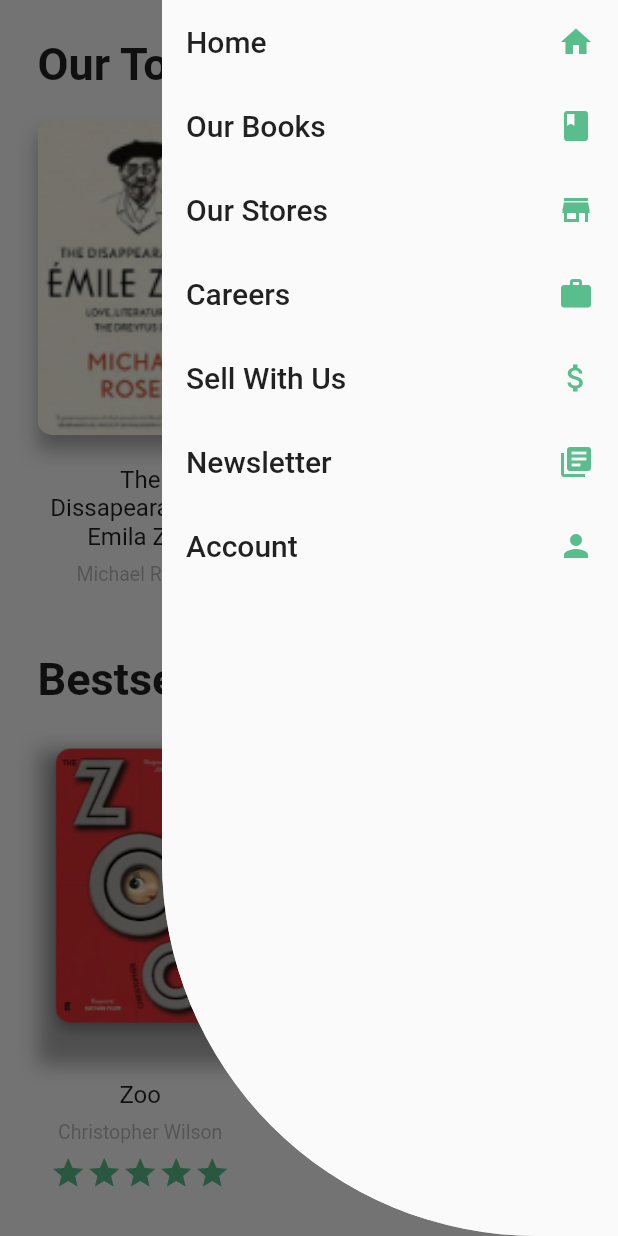
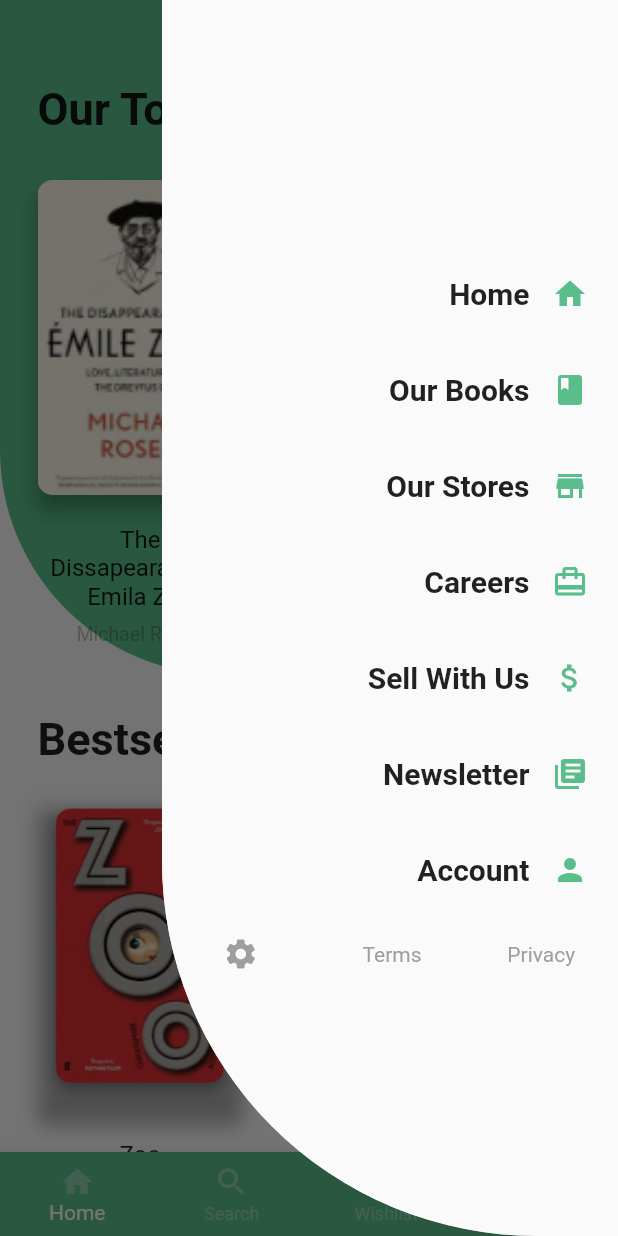
Before and after one commit to infiniteoverflow/Grocer-App, a Flutter app: the HomePage screen opened directly, with the side drawer open, on a phone screen of 412 x 824 dp. Run offline on Flutter 3.47's test engine with Material 2 defaults, Android fonts, the light colour scheme and no system bars; missing offline and left inert: flutter_onboarding_screen.

Commit message:
Updated UI of Drawer

```diff
--- a/lib/screens/homepage.dart
+++ b/lib/screens/homepage.dart
@@ -1,4 +1,5 @@
 import 'package:flutter/material.dart';
+import 'package:grocer_app/screens/searchScreen.dart';
 import 'package:grocer_app/widgets/app_drawer.dart';
 import 'package:grocer_app/widgets/main_content.dart';
 
@@ -10,12 +11,51 @@ class HomePage extends StatefulWidget {
 }
 
 class _HomePageState extends State<HomePage> {
+
+  int _selectedPage = 0;
+  final _pageOptions = [
+    MainContent(_scaffoldKey),
+    SearchScreen(),
+    // WishlistScreen(),
+    // Cart()
+  ];
+
   @override
   Widget build(BuildContext context) {
     return Scaffold(
       key: _scaffoldKey,
       endDrawer: AppDrawer(),
-      body: MainContent(_scaffoldKey),
+      body: _pageOptions[_selectedPage],
+      bottomNavigationBar: new Theme(
+        data: Theme.of(context).copyWith(
+          canvasColor: Color(0xFF5ABD8C),
+        ),
+        child: new BottomNavigationBar(
+          type: BottomNavigationBarType.fixed,
+          fixedColor: Color(0xFFFFFFFF),
+          unselectedItemColor: Color(0x50FFFFFF),
+          currentIndex: _selectedPage,
+          onTap: (int index) {
+            setState(() {
+              _selectedPage = index;
+            });
+          },
+          items: [
+            BottomNavigationBarItem(
+                icon: Icon(Icons.home, color: Color(0x50FFFFFF)),
+                title: Text('Home')),
+            BottomNavigationBarItem(
+                icon: Icon(Icons.search, color: Color(0x50FFFFFF)),
+                title: Text('Search')),
+            BottomNavigationBarItem(
+                icon: Icon(Icons.playlist_add, color: Color(0x50FFFFFF)),
+                title: Text('Wishlist')),
+            BottomNavigationBarItem(
+                icon: Icon(Icons.shopping_cart, color: Color(0x50FFFFFF)),
+                title: Text('Home'))
+          ],
+        ),
+      ),
     );
   }
 }
--- /dev/null
+++ b/lib/screens/searchScreen.dart
@@ -0,0 +1,17 @@
+import 'package:flutter/material.dart';
+
+class SearchScreen extends StatefulWidget {
+  @override
+  _SearchScreenState createState() => _SearchScreenState();
+}
+
+class _SearchScreenState extends State<SearchScreen> {
+  @override
+  Widget build(BuildContext context) {
+    return Container(
+      child: Center(
+        child: Text("Search"),
+      ),
+    );
+  }
+}
--- a/lib/widgets/app_drawer.dart
+++ b/lib/widgets/app_drawer.dart
@@ -12,78 +12,186 @@ class _AppDrawerState extends State<AppDrawer> {
       borderRadius: BorderRadius.only(bottomLeft: Radius.circular(250)),
       child: new Drawer(
         child: Drawer(
-          child: ListView(
+          child: Column(
+            mainAxisAlignment: MainAxisAlignment.center,
             children: <Widget>[
-              ListTile(
-                title: Text(
+              // ListTile(
+              //   title: Text(
+              //     "Home",
+              //     style: TextStyle(fontSize: 20),
+              //   ),
+              //   trailing: Icon(
+              //     Icons.home,
+              //     color: Color(0xFF5ABD8C),
+              //   ),
+              // ),
+              Padding(
+                padding: const EdgeInsets.all(20.0),
+                child: Row(
+                  mainAxisAlignment: MainAxisAlignment.end,
+                  children: [
+                    Padding(
+                      padding: const EdgeInsets.only(right:15.0),
+                      child: Text(
                         "Home",
-                  style: TextStyle(fontSize: 20),
+                        style: TextStyle(fontSize: 20,fontWeight: FontWeight.bold),
                       ),
-                trailing: Icon(
+                    ),
+                    Icon(
                       Icons.home,
                       color: Color(0xFF5ABD8C),
                     ),
+                  ],
                 ),
-              ListTile(
-                title: Text(
+              ),
+
+              Padding(
+                padding: const EdgeInsets.all(20.0),
+                child: Row(
+                  mainAxisAlignment: MainAxisAlignment.end,
+                  children: [
+                    Padding(
+                      padding: const EdgeInsets.only(right:15.0),
+                      child: Text(
                         "Our Books",
-                  style: TextStyle(fontSize: 20),
+                        style: TextStyle(fontSize: 20,fontWeight: FontWeight.bold),
                       ),
-                trailing: Icon(
+                    ),
+                    Icon(
                       Icons.book,
                       color: Color(0xFF5ABD8C),
                     ),
+                  ],
                 ),
-              ListTile(
-                title: Text(
+              ),
+
+              Padding(
+                padding: const EdgeInsets.all(20.0),
+                child: Row(
+                  mainAxisAlignment: MainAxisAlignment.end,
+                  children: [
+                    Padding(
+                      padding: const EdgeInsets.only(right:15.0),
+                      child: Text(
                         "Our Stores",
-                  style: TextStyle(fontSize: 20),
+                        style: TextStyle(fontSize: 20,fontWeight: FontWeight.bold),
                       ),
-                trailing: Icon(
+                    ),
+                    Icon(
                       Icons.store,
                       color: Color(0xFF5ABD8C),
                     ),
+                  ],
                 ),
-              ListTile(
-                title: Text(
+              ),
+
+              Padding(
+                padding: const EdgeInsets.all(20.0),
+                child: Row(
+                  mainAxisAlignment: MainAxisAlignment.end,
+                  children: [
+                    Padding(
+                      padding: const EdgeInsets.only(right:15.0),
+                      child: Text(
                         "Careers",
-                  style: TextStyle(fontSize: 20),
+                        style: TextStyle(fontSize: 20,fontWeight: FontWeight.bold),
                       ),
-                trailing: Icon(
-                  Icons.work,
+                    ),
+                    Icon(
+                      Icons.card_travel,
                       color: Color(0xFF5ABD8C),
                     ),
+                  ],
                 ),
-              ListTile(
-                title: Text(
+              ),
+
+              Padding(
+                padding: const EdgeInsets.all(20.0),
+                child: Row(
+                  mainAxisAlignment: MainAxisAlignment.end,
+                  children: [
+                    Padding(
+                      padding: const EdgeInsets.only(right:15.0),
+                      child: Text(
                         "Sell With Us",
-                  style: TextStyle(fontSize: 20),
+                        style: TextStyle(fontSize: 20,fontWeight: FontWeight.bold),
                       ),
-                trailing: Icon(
+                    ),
+                    Icon(
                       Icons.attach_money,
                       color: Color(0xFF5ABD8C),
                     ),
+                  ],
                 ),
-              ListTile(
-                title: Text(
+              ),
+
+              Padding(
+                padding: const EdgeInsets.all(20.0),
+                child: Row(
+                  mainAxisAlignment: MainAxisAlignment.end,
+                  children: [
+                    Padding(
+                      padding: const EdgeInsets.only(right:15.0),
+                      child: Text(
                         "Newsletter",
-                  style: TextStyle(fontSize: 20),
+                        style: TextStyle(fontSize: 20,fontWeight: FontWeight.bold),
                       ),
-                trailing: Icon(
+                    ),
+                    Icon(
                       Icons.library_books,
                       color: Color(0xFF5ABD8C),
                     ),
+                  ],
                 ),
-              ListTile(
-                title: Text(
+              ),
+
+              Padding(
+                padding: const EdgeInsets.all(20.0),
+                child: Row(
+                  mainAxisAlignment: MainAxisAlignment.end,
+                  children: [
+                    Padding(
+                      padding: const EdgeInsets.only(right:15.0),
+                      child: Text(
                         "Account",
-                  style: TextStyle(fontSize: 20),
+                        style: TextStyle(fontSize: 20,fontWeight: FontWeight.bold),
                       ),
-                trailing: Icon(
+                    ),
+                    Icon(
                       Icons.person,
                       color: Color(0xFF5ABD8C),
                     ),
+                  ],
                 ),
+              ),
+
+
+              Row(
+                mainAxisAlignment: MainAxisAlignment.spaceAround,
+                children: [
+                  IconButton(
+                    icon: Icon(Icons.settings),
+                    color: Colors.grey,
+                    onPressed: () {
+
+                    },
+                  ),
+
+                  Text(
+                    "Terms",
+                    style: TextStyle(
+                      color: Colors.grey,
+                    ),
+                  ),
+
+                  Text(
+                    "Privacy",
+                    style: TextStyle(
+                      color: Colors.grey,
+                    ),
+                  )
+                ],
+              )
             ],
           ),
         ),
--- a/lib/widgets/main_content.dart
+++ b/lib/widgets/main_content.dart
@@ -3,7 +3,7 @@ import 'package:grocer_app/widgets/ui_helper.dart';
 
 class MainContent extends StatelessWidget {
 
-  var _scaffoldKey;
+  final _scaffoldKey;
   MainContent(this._scaffoldKey);
 
   @override
@@ -11,7 +11,25 @@ class MainContent extends StatelessWidget {
     return ListView(
       scrollDirection: Axis.vertical,
       children: <Widget>[
-        Row(
+        Stack(
+          children: [
+            Container(
+              decoration: BoxDecoration(
+                borderRadius: BorderRadius.only(
+                  bottomLeft: Radius.circular(150),
+                  bottomRight: Radius.circular(150)
+                ),
+                color: Color(0xFF5ABD8C)
+              ),
+              height: 450,
+              width: MediaQuery.of(context).size.width,
+            ),
+
+            Positioned(
+              top: 30,
+              right: 0,
+              left: 0,
+              child: Row(
                 mainAxisAlignment: MainAxisAlignment.spaceBetween,
                 crossAxisAlignment: CrossAxisAlignment.end,
                 children: [
@@ -24,10 +42,19 @@ class MainContent extends StatelessWidget {
                   ),
                 ],
               ),
-        Container(
+            ),
+
+            Positioned(
+              left: 0,
+              top: 100,
+              child: Container(
                 height: 350.0,
+                width: MediaQuery.of(context).size.width,
                 child:
                     ListView(scrollDirection: Axis.horizontal, children: OurTopPicks),
+              ),
+            ),
+          ],
         ),
         TextBestSellers,
         Container(
```
Lines whose indentation alone changed are shown as unchanged.
